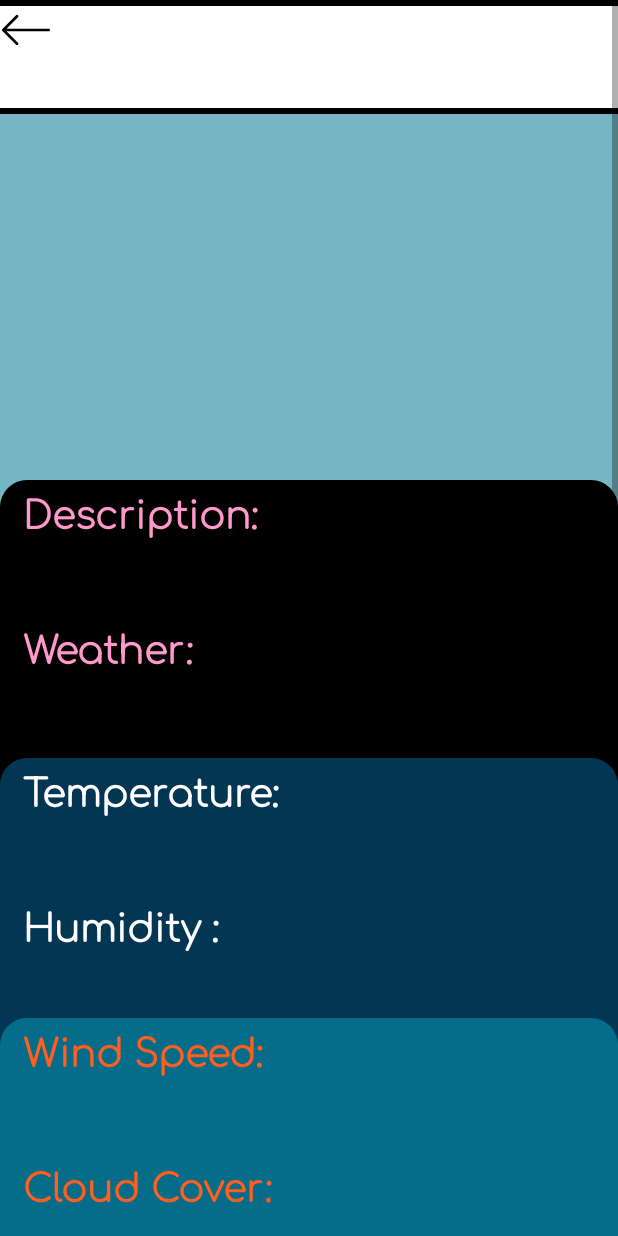
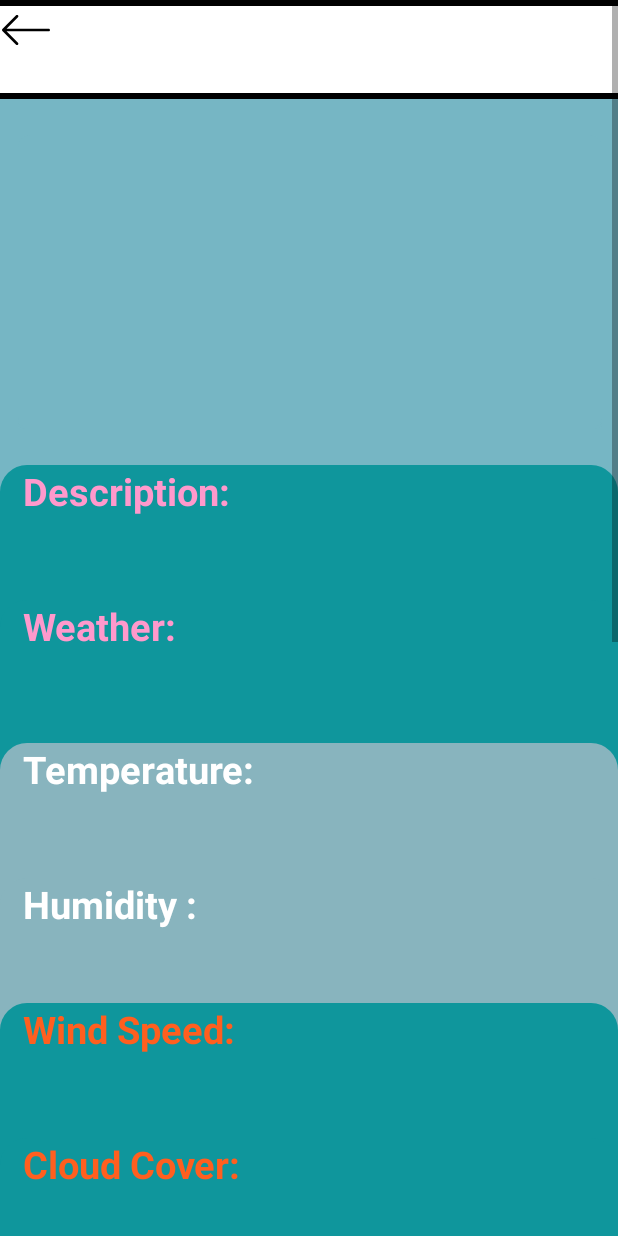
Before and after one commit to codemandias/bluenoserApp, an Android app: the beachLanding screen opened directly, with no data from a screen before it, on a phone screen of 412 x 824 dp. Run offline under Robolectric (Android 15) with nearby library versions, the phone set to English and light mode, and no system bars; our stand-ins replace Firebase (no records; nobody signed in at launch, a user with empty details on screens opened directly), Volley; network calls fail; Roboto replaces fonts that are not available here; 11 statements that could not run were skipped.

Commit message:
Color palettes

```diff
--- a/app/src/main/res/layout/beach_landing.xml
+++ b/app/src/main/res/layout/beach_landing.xml
@@ -28,6 +28,7 @@
                 android:layout_width="359dp"
                 android:layout_height="wrap_content"
                 android:backgroundTint="#0c68b5"
+                android:fontFamily="@font/lexend_deca"
                 android:shadowColor="#0c68b5"
                 android:text="Beach landing page"
                 android:textColor="@color/black"
@@ -36,7 +37,7 @@
                 app:layout_constraintBottom_toBottomOf="parent"
                 app:layout_constraintEnd_toEndOf="parent"
                 app:layout_constraintTop_toTopOf="parent"
-                android:fontFamily="@font/comfertaa_light"
+
                 />
 
 
@@ -75,11 +76,12 @@
             />
 
 
-
         <TextView
             android:id="@+id/weatherDescriptionTextView"
             android:layout_width="match_parent"
             android:layout_height="110dp"
+            android:background="@drawable/rounded_corner_background2"
+            android:backgroundTint="#0f969c"
             android:paddingLeft="15dp"
             android:paddingRight="15dp"
             android:text="Description: "
@@ -89,12 +91,7 @@
             app:layout_constraintEnd_toEndOf="parent"
             app:layout_constraintHorizontal_bias="0.483"
             app:layout_constraintStart_toStartOf="parent"
-            tools:layout_editor_absoluteY="32dp"
-            android:background="@drawable/rounded_corner_background2"
-            android:backgroundTint="#000000"
-            android:fontFamily="@font/comfertaa_light"
-            />
-
+            tools:layout_editor_absoluteY="32dp" />
 
         <TextView
             android:id="@+id/weatherTextView"
@@ -112,8 +109,7 @@
             app:layout_constraintHorizontal_bias="0.483"
             app:layout_constraintStart_toStartOf="parent"
             tools:layout_editor_absoluteY="32dp"
-            android:backgroundTint="#000000"
-            android:fontFamily="@font/comfertaa_light"
+            android:backgroundTint="#0f969c"
             />
 
         <TextView
@@ -122,7 +118,7 @@
             android:layout_height="110dp"
             android:layout_marginTop="-20dp"
             android:background="@drawable/rounded_corner_background2"
-            android:backgroundTint="#023653"
+            android:backgroundTint="#88B4BE"
             android:paddingLeft="15dp"
             android:paddingRight="15dp"
             android:text="Temperature: "
@@ -132,9 +128,7 @@
             app:layout_constraintEnd_toEndOf="parent"
             app:layout_constraintHorizontal_bias="0.483"
             app:layout_constraintStart_toStartOf="parent"
-            tools:layout_editor_absoluteY="32dp"
-            android:fontFamily="@font/comfertaa_light"
-            />
+            tools:layout_editor_absoluteY="32dp" />
 
         <TextView
             android:id="@+id/humidityTextView"
@@ -142,7 +136,7 @@
             android:layout_height="103dp"
             android:layout_marginTop="-20dp"
             android:background="@drawable/rounded_corner_background2"
-            android:backgroundTint="#023653"
+            android:backgroundTint="#88B4BE"
             android:paddingLeft="15dp"
             android:paddingRight="15dp"
             android:text="Humidity : "
@@ -152,9 +146,7 @@
             app:layout_constraintEnd_toEndOf="parent"
             app:layout_constraintHorizontal_bias="0.483"
             app:layout_constraintStart_toStartOf="parent"
-            tools:layout_editor_absoluteY="32dp"
-            android:fontFamily="@font/comfertaa_light"
-            />
+            tools:layout_editor_absoluteY="32dp" />
 
         <TextView
             android:id="@+id/windTextView"
@@ -172,8 +164,7 @@
             app:layout_constraintHorizontal_bias="0.483"
             app:layout_constraintStart_toStartOf="parent"
             tools:layout_editor_absoluteY="32dp"
-            android:backgroundTint="#056c89"
-            android:fontFamily="@font/comfertaa_light"
+            android:backgroundTint="#0f969c"
             />
 
         <TextView
@@ -192,8 +183,7 @@
             app:layout_constraintHorizontal_bias="0.483"
             app:layout_constraintStart_toStartOf="parent"
             tools:layout_editor_absoluteY="32dp"
-            android:backgroundTint="#056c89"
-            android:fontFamily="@font/comfertaa_light"
+            android:backgroundTint="#0f969c"
             />
 
         <TextView
@@ -211,8 +201,7 @@
             app:layout_constraintHorizontal_bias="0.483"
             app:layout_constraintStart_toStartOf="parent"
             tools:layout_editor_absoluteY="32dp"
-            android:backgroundTint="#0f969c"
-            android:fontFamily="@font/comfertaa_light"
+            android:backgroundTint="#88B4BE"
             />
         <!--just comment ok-->
         <TextView
@@ -230,29 +219,26 @@
             app:layout_constraintHorizontal_bias="0.483"
             app:layout_constraintStart_toStartOf="parent"
             tools:layout_editor_absoluteY="32dp"
-            android:backgroundTint="#0f969c"
-            android:fontFamily="@font/comfertaa_light"
+            android:backgroundTint="#88B4BE"
             />
 
         <TextView
             android:id="@+id/landingBeachVisualWaterConditionsTextView"
             android:layout_width="match_parent"
-            android:layout_height="110dp"
+            android:layout_height="103dp"
+            android:layout_marginTop="-20dp"
             android:background="@drawable/rounded_corner_background2"
-            android:layout_marginTop="-20dp"
+            android:backgroundTint="#0f969c"
             android:paddingLeft="15dp"
             android:paddingRight="15dp"
             android:text="Visual Water Conditions:"
+            android:textColor="@color/black"
             android:textSize="25sp"
             android:textStyle="bold"
-            android:textColor="@color/black"
             app:layout_constraintEnd_toEndOf="parent"
             app:layout_constraintHorizontal_bias="0.483"
             app:layout_constraintStart_toStartOf="parent"
-            tools:layout_editor_absoluteY="32dp"
-            android:backgroundTint="#88B4BE"
-            android:fontFamily="@font/comfertaa_light"
-            />
+            tools:layout_editor_absoluteY="32dp" />
 
         <TextView
             android:id="@+id/landingBeachWheelchairAccessibleTextView"
@@ -270,16 +256,16 @@
             app:layout_constraintHorizontal_bias="0.483"
             app:layout_constraintStart_toStartOf="parent"
             tools:layout_editor_absoluteY="32dp"
-            android:backgroundTint="#88B4BE"
-            android:fontFamily="@font/comfertaa_light"
+            android:backgroundTint="#0f969c"
             />
 
         <TextView
             android:id="@+id/landingBeachFloatingWheelchairTextView"
             android:layout_width="match_parent"
             android:layout_height="110dp"
+            android:layout_marginTop="-20dp"
             android:background="@drawable/rounded_corner_background2"
-            android:layout_marginTop="-20dp"
+            android:backgroundTint="#EEEEEE"
             android:paddingLeft="15dp"
             android:paddingRight="15dp"
             android:text="@string/floating_wheelchair"
@@ -288,10 +274,7 @@
             app:layout_constraintEnd_toEndOf="parent"
             app:layout_constraintHorizontal_bias="0.483"
             app:layout_constraintStart_toStartOf="parent"
-            tools:layout_editor_absoluteY="32dp"
-            android:backgroundTint="#EEEEEE"
-            android:fontFamily="@font/comfertaa_light"
-            />
+            tools:layout_editor_absoluteY="32dp" />
 
         <TextView
             android:id="@+id/landingBeachParkingTextView"
@@ -309,7 +292,6 @@
             app:layout_constraintStart_toStartOf="parent"
             tools:layout_editor_absoluteY="32dp"
             android:backgroundTint="#EEEEEE"
-            android:fontFamily="@font/comfertaa_light"
             />
 
         <Button
@@ -325,7 +307,6 @@
             app:layout_constraintStart_toStartOf="parent"
             android:layout_marginTop="-35dp"
             tools:layout_editor_absoluteY="660dp"
-            android:fontFamily="@font/comfertaa_light"
             />
 
         <Button
@@ -333,6 +314,7 @@
             android:layout_width="match_parent"
             android:layout_height="wrap_content"
             android:backgroundTint="#EAB875"
+            android:fontFamily="@font/lexend_deca"
             android:layout_marginTop="-40dp"
             android:text="Directions"
             android:height="120dp"
@@ -342,8 +324,7 @@
             app:layout_constraintStart_toStartOf="parent"
             app:layout_constraintVertical_bias="0.5"
             app:srcCompat="@drawable/rounded_button"
-            android:background="@drawable/wavy_background"
-            android:fontFamily="@font/comfertaa_light"
+            android:background="@drawable/wave"
             />
 
     </LinearLayout>
```
